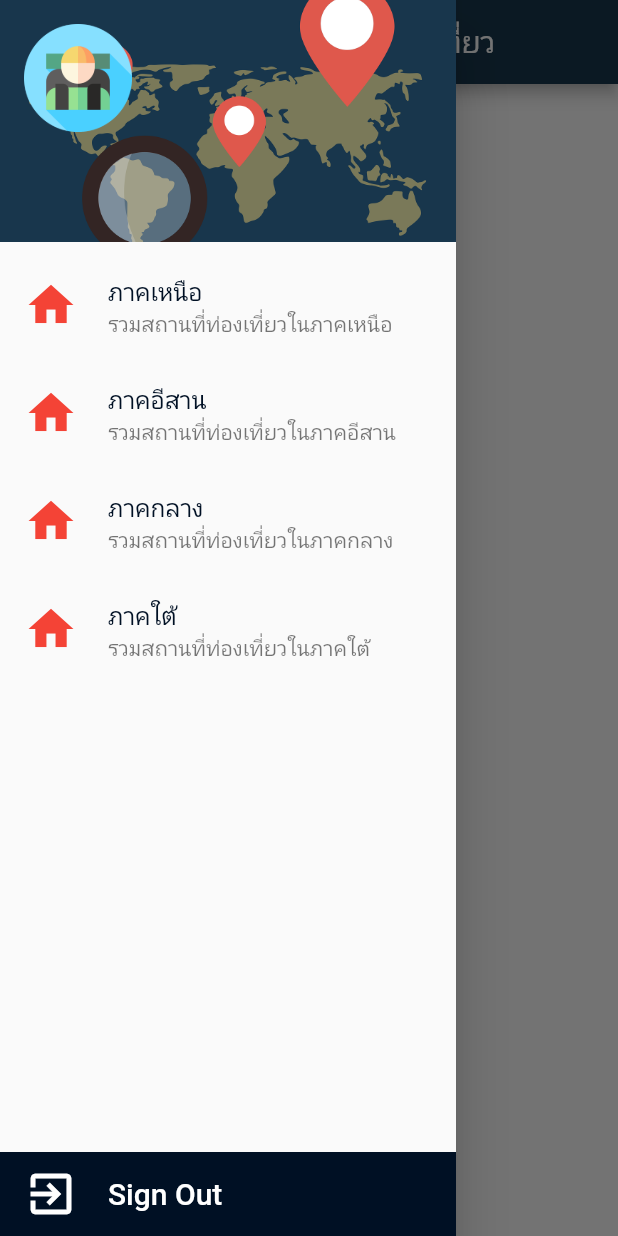
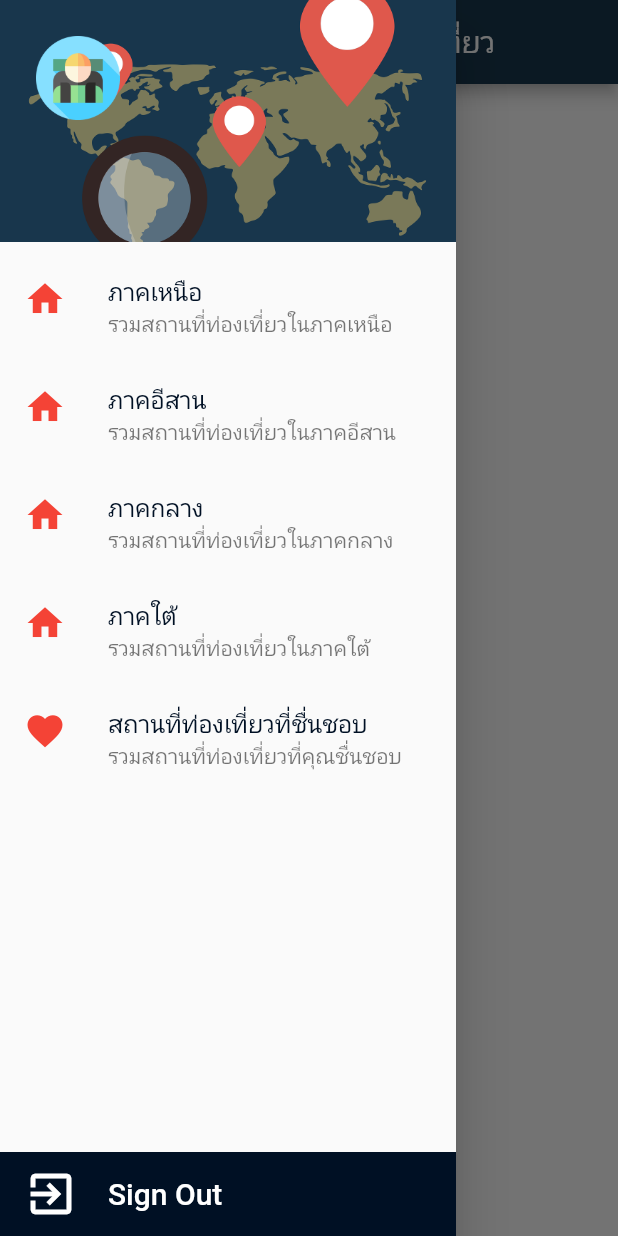
Before and after one commit to nicecs15/ITravel, a Flutter app: the MyService screen opened by its route, with the side drawer open, on a phone screen of 412 x 824 dp. Run offline on Flutter 3.47's test engine with Material 2 defaults, Android fonts, the phone set to English and light mode, and no system bars; our stand-ins replace firebase_auth, firebase_core; accounts and stored records are empty.

Commit message:
like กดเข้าโปรไฟ

```diff
--- a/lib/widget/my_service.dart
+++ b/lib/widget/my_service.dart
@@ -4,7 +4,9 @@ import 'package:flutter/material.dart';
 import 'package:myapp1/utility/my_style.dart';
 import 'package:myapp1/widget/central_list.dart';
 import 'package:myapp1/widget/isan_list.dart';
+import 'package:myapp1/widget/like_list.dart';
 import 'package:myapp1/widget/north_list.dart';
+import 'package:myapp1/widget/profile.dart';
 import 'package:myapp1/widget/south_list.dart';
 
 class MyService extends StatefulWidget {
@@ -60,6 +62,7 @@ class _MyServiceState extends State<MyService> {
               buildListTileIsanList(),
               buildListTileCentralList(),
               buildListTileSouthList(),
+              buildListTileLikeList(),
             ],
           ),
           buildSignOut(),
@@ -72,7 +75,7 @@ class _MyServiceState extends State<MyService> {
     return ListTile(
       leading: Icon(
         Icons.home,
-        size: 36,
+        size: 28,
         color: Colors.red,
       ),
       title: MyStyle().titleH3('ภาคเหนือ'),
@@ -90,7 +93,7 @@ class _MyServiceState extends State<MyService> {
     return ListTile(
       leading: Icon(
         Icons.home,
-        size: 36,
+        size: 28,
         color: Colors.red,
       ),
       title: MyStyle().titleH3('ภาคอีสาน'),
@@ -108,7 +111,7 @@ class _MyServiceState extends State<MyService> {
     return ListTile(
       leading: Icon(
         Icons.home,
-        size: 36,
+        size: 28,
         color: Colors.red,
       ),
       title: MyStyle().titleH3('ภาคกลาง'),
@@ -126,7 +129,7 @@ class _MyServiceState extends State<MyService> {
     return ListTile(
       leading: Icon(
         Icons.home,
-        size: 36,
+        size: 28,
         color: Colors.red,
       ),
       title: MyStyle().titleH3('ภาคใต้'),
@@ -134,6 +137,24 @@ class _MyServiceState extends State<MyService> {
       onTap: () {
         setState(() {
           currentWidget = SouthList();
+        });
+        Navigator.pop(context);
+      },
+    );
+  }
+
+  ListTile buildListTileLikeList() {
+    return ListTile(
+      leading: Icon(
+        Icons.favorite,
+        size: 28,
+        color: Colors.red,
+      ),
+      title: MyStyle().titleH3('สถานที่ท่องเที่ยวที่ชื่นชอบ'),
+      subtitle: Text('รวมสถานที่ท่องเที่ยวที่คุณชื่นชอบ'),
+      onTap: () {
+        setState(() {
+          currentWidget = LikeList();
         });
         Navigator.pop(context);
       },
@@ -149,7 +170,15 @@ class _MyServiceState extends State<MyService> {
         ),
         accountName: MyStyle().titleH2White(name ?? 'Name'),
         accountEmail: MyStyle().titleH3White(email ?? 'Email'),
-      currentAccountPicture: Image.asset('images/traveller.png'),
+        currentAccountPicture: IconButton(
+          icon: Image.asset('images/traveller.png'),
+          onPressed: () {
+            setState(() {
+              currentWidget = Profile();
+            });
+            Navigator.pop(context);
+          },
+        ) /*Image.asset('images/traveller.png')*/
         );
   }
 
--- a/lib/widget/profile.dart
+++ b/lib/widget/profile.dart
@@ -10,6 +10,8 @@ class Profile extends StatefulWidget {
 class _ProfileState extends State<Profile> {
   @override
   Widget build(BuildContext context) {
-    return Container();
+    return Scaffold(
+      body: Text('หน้าโปรไฟล์ไอสัสอย่าเรื่องเยอะ'),
+    );
   }
 }
```
Also changed, not shown: lib/widget/favorite.dart (deleted, +0 -15 lines), lib/widget/like_list.dart (added, +17 -0 lines). Lines whose indentation alone changed are shown as unchanged.
